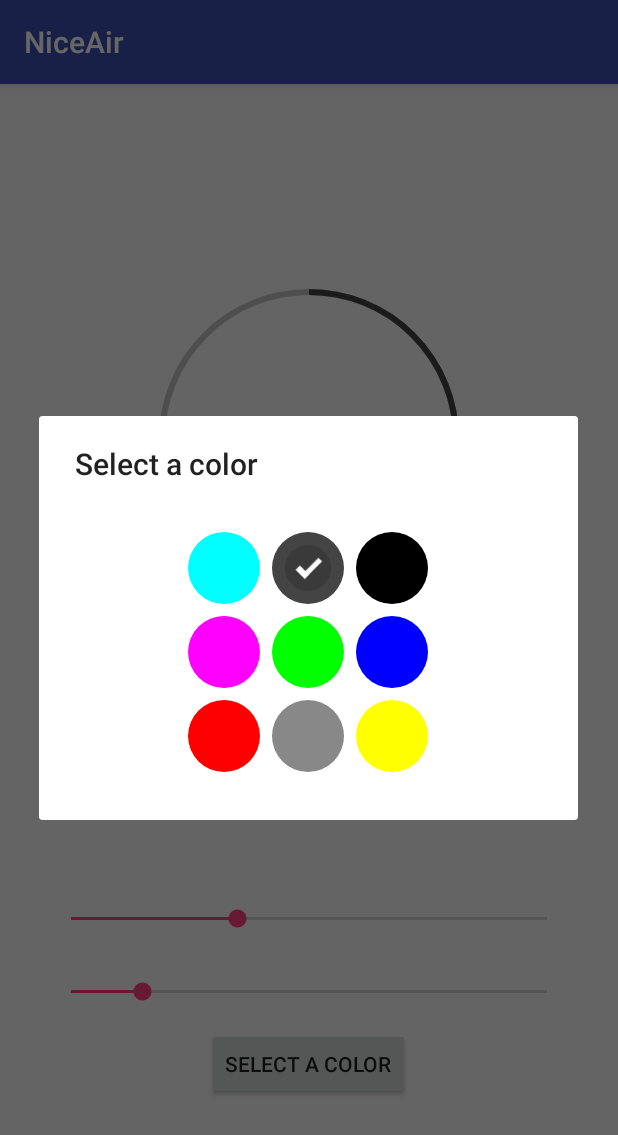
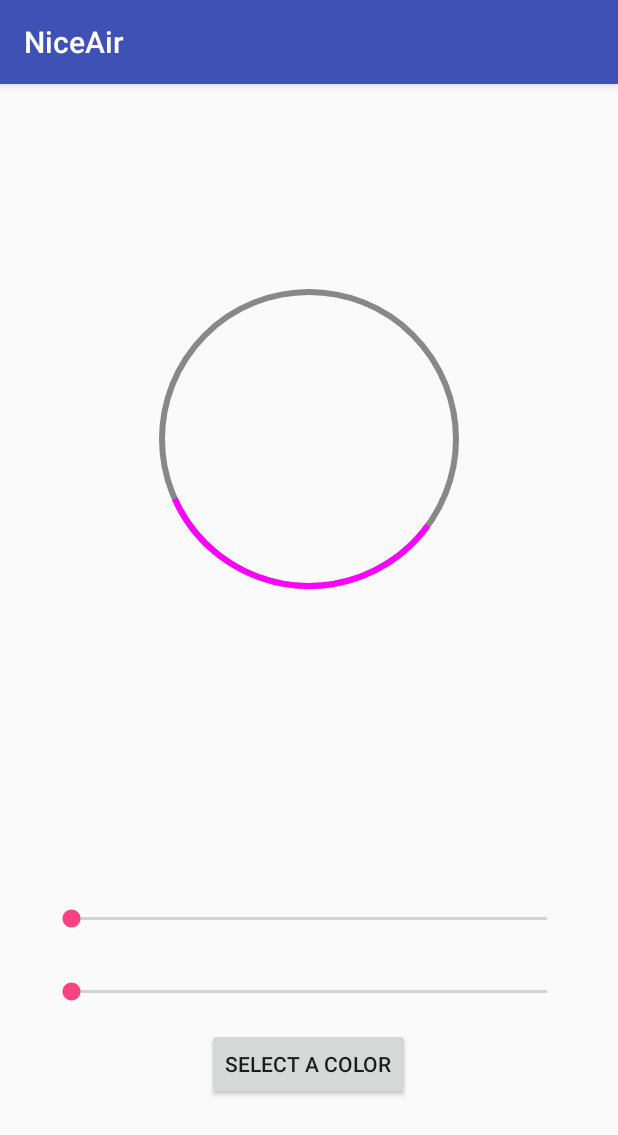
Before and after one commit to PillowSky/NiceAir-Android, an Android app: the screen it shows after launch (MainActivity), after a tap on "SELECT A COLOR", on a phone screen of 412 x 824 dp. Shown: the top 1135 px of the screen. Run offline under Robolectric (Android 15) with nearby library versions, the phone set to English and light mode, and no system bars.

Commit message:
add rotation

```diff
--- a/app/src/main/java/org/pillowsky/niceair/CircleProgressBar.java
+++ /dev/null
@@ -1,188 +0,0 @@
-package org.pillowsky.niceair;
-
-import android.animation.ObjectAnimator;
-import android.content.Context;
-import android.content.res.TypedArray;
-import android.graphics.Canvas;
-import android.graphics.Color;
-import android.graphics.Paint;
-import android.graphics.RectF;
-import android.util.AttributeSet;
-import android.view.View;
-import android.view.animation.DecelerateInterpolator;
-
-/**
- * A subclass of {@link android.view.View} class for creating a custom circular progressBar
- *
- * Created by Pedram on 2015-01-06.
- */
-public class CircleProgressBar extends View {
-    /**
-     * ProgressBar's line thickness
-     */
-    private float strokeWidth = 4;
-    private float progress = 0;
-    private int min = 0;
-    private int max = 100;
-    /**
-     * Start the progress at 12 o'clock
-     */
-    private int startAngle = -90;
-    private int color = Color.DKGRAY;
-    private RectF rectF;
-    private Paint backgroundPaint;
-    private Paint foregroundPaint;
-
-    public float getStrokeWidth() {
-        return strokeWidth;
-    }
-
-    public void setStrokeWidth(float strokeWidth) {
-        this.strokeWidth = strokeWidth;
-        backgroundPaint.setStrokeWidth(strokeWidth);
-        foregroundPaint.setStrokeWidth(strokeWidth);
-        invalidate();
-        requestLayout();//Because it should recalculate its bounds
-    }
-
-    public float getProgress() {
-        return progress;
-    }
-
-    public void setProgress(float progress) {
-        this.progress = progress;
-        invalidate();
-    }
-
-    public int getMin() {
-        return min;
-    }
-
-    public void setMin(int min) {
-        this.min = min;
-        invalidate();
-    }
-
-    public int getMax() {
-        return max;
-    }
-
-    public void setMax(int max) {
-        this.max = max;
-        invalidate();
-    }
-
-    public int getColor() {
-        return color;
-    }
-
-    public void setColor(int color) {
-        this.color = color;
-        backgroundPaint.setColor(adjustAlpha(color, 0.3f));
-        foregroundPaint.setColor(color);
-        invalidate();
-        requestLayout();
-    }
-
-    public CircleProgressBar(Context context, AttributeSet attrs) {
-        super(context, attrs);
-        init(context, attrs);
-    }
-
-    private void init(Context context, AttributeSet attrs) {
-        rectF = new RectF();
-        TypedArray typedArray = context.getTheme().obtainStyledAttributes(
-                attrs,
-                R.styleable.CircleProgressBar,
-                0, 0);
-        //Reading values from the XML layout
-        try {
-            strokeWidth = typedArray.getDimension(R.styleable.CircleProgressBar_progressBarThickness, strokeWidth);
-            progress = typedArray.getFloat(R.styleable.CircleProgressBar_progress, progress);
-            color = typedArray.getInt(R.styleable.CircleProgressBar_progressbarColor, color);
-            min = typedArray.getInt(R.styleable.CircleProgressBar_min, min);
-            max = typedArray.getInt(R.styleable.CircleProgressBar_max, max);
-        } finally {
-            typedArray.recycle();
-        }
-
-        backgroundPaint = new Paint(Paint.ANTI_ALIAS_FLAG);
-        backgroundPaint.setColor(adjustAlpha(color, 0.3f));
-        backgroundPaint.setStyle(Paint.Style.STROKE);
-        backgroundPaint.setStrokeWidth(strokeWidth);
-
-        foregroundPaint = new Paint(Paint.ANTI_ALIAS_FLAG);
-        foregroundPaint.setColor(color);
-        foregroundPaint.setStyle(Paint.Style.STROKE);
-        foregroundPaint.setStrokeWidth(strokeWidth);
-    }
-
-    @Override
-    protected void onDraw(Canvas canvas) {
-        super.onDraw(canvas);
-
-        canvas.drawOval(rectF, backgroundPaint);
-        float angle = 360 * progress / max;
-        canvas.drawArc(rectF, startAngle, angle, false, foregroundPaint);
-
-    }
-
-    @Override
-    protected void onMeasure(int widthMeasureSpec, int heightMeasureSpec) {
-
-        final int height = getDefaultSize(getSuggestedMinimumHeight(), heightMeasureSpec);
-        final int width = getDefaultSize(getSuggestedMinimumWidth(), widthMeasureSpec);
-        final int min = Math.min(width, height);
-        setMeasuredDimension(min, min);
-        rectF.set(0 + strokeWidth / 2, 0 + strokeWidth / 2, min - strokeWidth / 2, min - strokeWidth / 2);
-    }
-
-    /**
-     * Lighten the given color by the factor
-     *
-     * @param color  The color to lighten
-     * @param factor 0 to 4
-     * @return A brighter color
-     */
-    public int lightenColor(int color, float factor) {
-        float r = Color.red(color) * factor;
-        float g = Color.green(color) * factor;
-        float b = Color.blue(color) * factor;
-        int ir = Math.min(255, (int) r);
-        int ig = Math.min(255, (int) g);
-        int ib = Math.min(255, (int) b);
-        int ia = Color.alpha(color);
-        return (Color.argb(ia, ir, ig, ib));
-    }
-
-    /**
-     * Transparent the given color by the factor
-     * The more the factor closer to zero the more the color gets transparent
-     *
-     * @param color  The color to transparent
-     * @param factor 1.0f to 0.0f
-     * @return int - A transplanted color
-     */
-    public int adjustAlpha(int color, float factor) {
-        int alpha = Math.round(Color.alpha(color) * factor);
-        int red = Color.red(color);
-        int green = Color.green(color);
-        int blue = Color.blue(color);
-        return Color.argb(alpha, red, green, blue);
-    }
-
-    /**
-     * Set the progress with an animation.
-     * Note that the {@link android.animation.ObjectAnimator} Class automatically set the progress
-     * so don't call the {@link CircleProgressBar#setProgress(float)} directly within this method.
-     *
-     * @param progress The progress it should animate to it.
-     */
-    public void setProgressWithAnimation(float progress) {
-
-        ObjectAnimator objectAnimator = ObjectAnimator.ofFloat(this, "progress", progress);
-        objectAnimator.setDuration(1500);
-        objectAnimator.setInterpolator(new DecelerateInterpolator());
-        objectAnimator.start();
-    }
-}
--- a/app/src/main/java/org/pillowsky/niceair/MainActivity.java
+++ b/app/src/main/java/org/pillowsky/niceair/MainActivity.java
@@ -16,69 +16,15 @@ public class MainActivity extends AppCompatActivity {
     protected void onCreate(Bundle savedInstanceState) {
         super.onCreate(savedInstanceState);
         setContentView(R.layout.activity_main);
+        final Button button = (Button) findViewById(R.id.button);
+        final RotationRing ring = (RotationRing) findViewById(R.id.rotation_ring);
+        assert button != null;
+        assert ring != null;
 
-        SeekBar seekBarProgress, seekBarThickness;
-        seekBarProgress = (SeekBar) findViewById(R.id.seekBar_progress);
-        seekBarThickness = (SeekBar) findViewById(R.id.seekBar_thickness);
-        final Button button = (Button) findViewById(R.id.button);
-        final CircleProgressBar circleProgressBar = (CircleProgressBar) findViewById(R.id.custom_progressBar);
-        //Using ColorPickerLibrary to pick color for our CustomProgressbar
-        final ColorPickerDialog colorPickerDialog = new ColorPickerDialog();
-
-        colorPickerDialog.initialize(R.string.select_color, new int[] {Color.CYAN, Color.DKGRAY, Color.BLACK, Color.BLUE, Color.GREEN, Color.MAGENTA, Color.RED, Color.GRAY, Color.YELLOW}, Color.DKGRAY, 3, 2);
-        colorPickerDialog.setOnColorSelectedListener(new ColorPickerSwatch.OnColorSelectedListener() {
-            @Override
-            public void onColorSelected(int color) {
-                assert circleProgressBar != null;
-                circleProgressBar.setColor(color);
-            }
-        });
-
-        assert button != null;
         button.setOnClickListener(new View.OnClickListener() {
             @Override
             public void onClick(View view) {
-                colorPickerDialog.show(getSupportFragmentManager(), "color_picker");
-            }
-        });
-
-        seekBarProgress.setProgress((int) circleProgressBar.getProgress());
-        seekBarProgress.setOnSeekBarChangeListener(new SeekBar.OnSeekBarChangeListener() {
-            @Override
-            public void onProgressChanged(SeekBar seekBar, int i, boolean b) {
-                if(b) {
-                    circleProgressBar.setProgressWithAnimation(i);
-                }
-                else {
-                    circleProgressBar.setProgress(i);
-                }
-            }
-
-            @Override
-            public void onStartTrackingTouch(SeekBar seekBar) {
-
-            }
-
-            @Override
-            public void onStopTrackingTouch(SeekBar seekBar) {
-
-            }
-        });
-        seekBarThickness.setProgress((int) circleProgressBar.getStrokeWidth());
-        seekBarThickness.setOnSeekBarChangeListener(new SeekBar.OnSeekBarChangeListener() {
-            @Override
-            public void onProgressChanged(SeekBar seekBar, int i, boolean b) {
-                circleProgressBar.setStrokeWidth(i);
-            }
-
-            @Override
-            public void onStartTrackingTouch(SeekBar seekBar) {
-
-            }
-
-            @Override
-            public void onStopTrackingTouch(SeekBar seekBar) {
-
+                ring.startRotation();
             }
         });
     }
--- /dev/null
+++ b/app/src/main/java/org/pillowsky/niceair/RotationRing.java
@@ -0,0 +1,149 @@
+package org.pillowsky.niceair;
+
+import android.animation.ObjectAnimator;
+import android.content.Context;
+import android.content.res.TypedArray;
+import android.graphics.Canvas;
+import android.graphics.Color;
+import android.graphics.Paint;
+import android.graphics.RectF;
+import android.util.AttributeSet;
+import android.util.Log;
+import android.view.View;
+import android.view.animation.LinearInterpolator;
+
+public class RotationRing extends View {
+    private static final String TAG = "RotationRing";
+
+    private float value = 0;
+    private float startAngle = 0;
+    private float spanAngle = 120;
+    private float ringWidth = 6;
+    private int ringColor = Color.MAGENTA;
+    private int backColor = Color.GRAY;
+    private Paint ringPaint;
+    private Paint backPaint;
+    private RectF rectF;
+    private ObjectAnimator animator;
+
+    public RotationRing(Context context, AttributeSet attrs) {
+        super(context, attrs);
+        rectF = new RectF();
+        TypedArray typedArray = context.getTheme().obtainStyledAttributes(attrs, R.styleable.RotationRing, 0, 0);
+
+        try {
+            startAngle = typedArray.getFloat(R.styleable.RotationRing_startAngle, startAngle);
+            spanAngle = typedArray.getFloat(R.styleable.RotationRing_spanAngle, spanAngle);
+            ringWidth = typedArray.getDimension(R.styleable.RotationRing_ringWidth, ringWidth);
+            ringColor = typedArray.getInt(R.styleable.RotationRing_ringColor, ringColor);
+            backColor = typedArray.getInt(R.styleable.RotationRing_backgroundColor, backColor);
+        } finally {
+            typedArray.recycle();
+        }
+
+        ringPaint = new Paint(Paint.ANTI_ALIAS_FLAG);
+        ringPaint.setColor(ringColor);
+        ringPaint.setStyle(Paint.Style.STROKE);
+        ringPaint.setStrokeWidth(ringWidth);
+
+        backPaint = new Paint(Paint.ANTI_ALIAS_FLAG);
+        backPaint.setColor(backColor);
+        backPaint.setStyle(Paint.Style.STROKE);
+        backPaint.setStrokeWidth(ringWidth);
+    }
+
+    public float getValue() {
+        return value;
+    }
+
+    public void setValue(float value) {
+        this.value = value;
+    }
+
+    public float getStartAngle() {
+        return startAngle;
+    }
+
+    public void setStartAngle(float startAngle) {
+        this.startAngle = startAngle;
+        invalidate();
+    }
+
+    public float getSpanAngle() {
+        return spanAngle;
+    }
+
+    public void setSpanAngle(float spanAngle) {
+        this.spanAngle = spanAngle;
+        invalidate();
+    }
+
+    public float getRingWidth() {
+        return ringWidth;
+    }
+
+    public void setRingWidth(float ringWidth) {
+        this.ringWidth = ringWidth;
+        ringPaint.setStrokeWidth(ringWidth);
+        backPaint.setStrokeWidth(ringWidth);
+        invalidate();
+        requestLayout();
+    }
+
+    public int getRingColor() {
+        return ringColor;
+    }
+
+    public void setRingColor(int ringColor) {
+        this.ringColor = ringColor;
+        ringPaint.setColor(ringColor);
+        invalidate();
+    }
+
+    public int getBackColor() {
+        return backColor;
+    }
+
+    public void setBackColor(int backColor) {
+        this.backColor = backColor;
+        backPaint.setColor(backColor);
+        invalidate();
+    }
+
+    @Override
+    protected void onMeasure(int widthMeasureSpec, int heightMeasureSpec) {
+        final int height = getDefaultSize(getSuggestedMinimumHeight(), heightMeasureSpec);
+        final int width = getDefaultSize(getSuggestedMinimumWidth(), widthMeasureSpec);
+        final int min = Math.min(width, height);
+        setMeasuredDimension(min, min);
+        rectF.set(0 + ringWidth / 2, 0 + ringWidth / 2, min - ringWidth / 2, min - ringWidth / 2);
+    }
+
+    @Override
+    protected void onDraw(Canvas canvas) {
+        super.onDraw(canvas);
+        canvas.drawOval(rectF, backPaint);
+        canvas.drawArc(rectF, startAngle, spanAngle, false, ringPaint);
+    }
+
+    public void startRotation() {
+        Log.d(TAG, "startRotation");
+        if (animator != null) {
+            animator.cancel();
+        } else {
+            animator = ObjectAnimator.ofFloat(this, "startAngle", 0, 360);
+        }
+        animator.setDuration(2000);
+        animator.setRepeatMode(ObjectAnimator.RESTART);
+        animator.setRepeatCount(ObjectAnimator.INFINITE);
+        animator.setInterpolator(new LinearInterpolator());
+        animator.start();
+    }
+
+    public void stopRotation() {
+        if (animator != null) {
+            animator.cancel();
+        }
+    }
+
+}
--- a/app/src/main/res/layout/activity_main.xml
+++ b/app/src/main/res/layout/activity_main.xml
@@ -18,13 +18,10 @@
         android:layout_weight="0.4"
         android:gravity="center">
 
-        <org.pillowsky.niceair.CircleProgressBar
-            android:id="@+id/custom_progressBar"
+        <org.pillowsky.niceair.RotationRing
+            android:id="@+id/rotation_ring"
             android:layout_width="@dimen/progressBar_dimen"
             android:layout_height="@dimen/progressBar_dimen"
-            app:progress="35"
-            app:progressBarThickness="4dp"
-
             />
 
     </LinearLayout>
```
Also changed, not shown: app/src/main/res/values/attrs.xml (+6 -6 lines).
